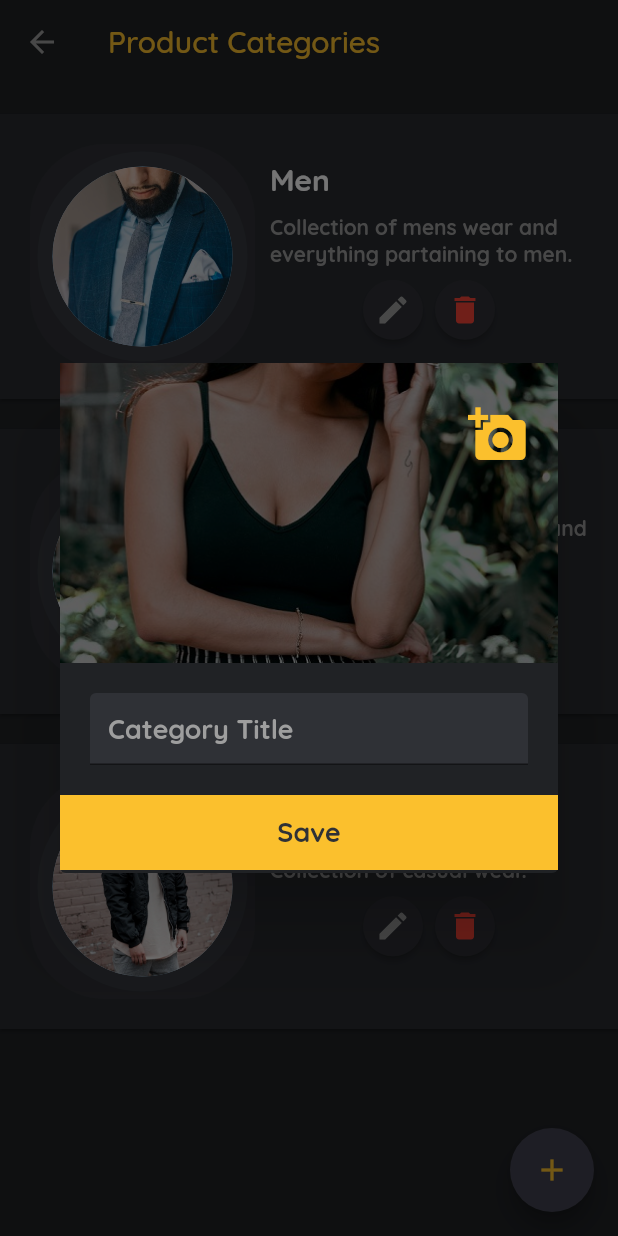
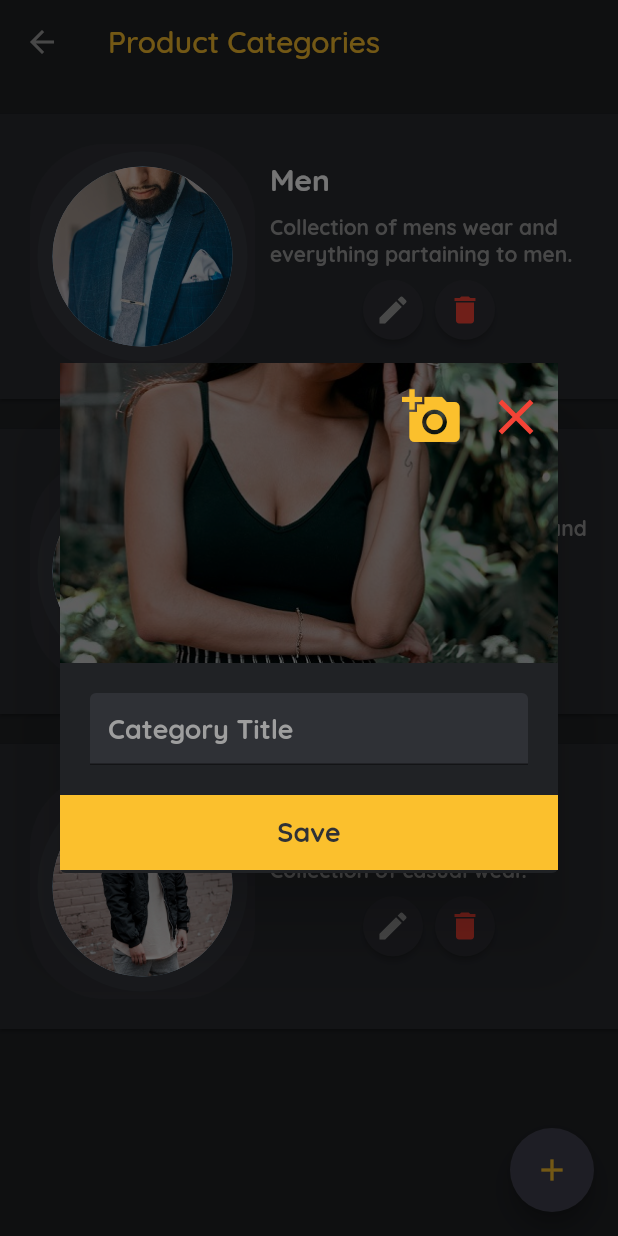
Before and after one commit to cjs10lib/EazyShop, a Flutter app: the CategoriesPage screen opened by its route, after a tap on the "add" icon, on a phone screen of 412 x 824 dp. Run offline on Flutter 3.47's test engine with Material 2 defaults, Android fonts, the phone set to English and light mode, and no system bars.

Commit message:
Added close button to add-category dialog

```diff
--- a/lib/pages/categories/categories_page.dart
+++ b/lib/pages/categories/categories_page.dart
@@ -100,10 +100,9 @@ class CategoriesPage extends StatelessWidget {
                                         Color(0xA0000000),
                                         BlendMode.multiply))),
                           ),
-                          Positioned(
-                              top: 20.0,
-                              right: 20.0,
-                              child: IconButton(
+                          ButtonBar(
+                            children: <Widget>[
+                              IconButton(
                                 icon: Icon(
                                   Icons.add_a_photo,
                                   color: Theme.of(context).primaryColor,
@@ -114,7 +113,19 @@ class CategoriesPage extends StatelessWidget {
                                   _buildGalleryOptionBottomSheet(
                                       context: context);
                                 },
-                              ))
+                              ),
+                              IconButton(
+                                icon: Icon(
+                                  Icons.close,
+                                  color: Colors.red,
+                                  size: 40.0,
+                                ),
+                                onPressed: () {
+                                  Navigator.of(context).pop();
+                                },
+                              ),
+                            ],
+                          )
                         ],
                       ),
                       Container(
```
